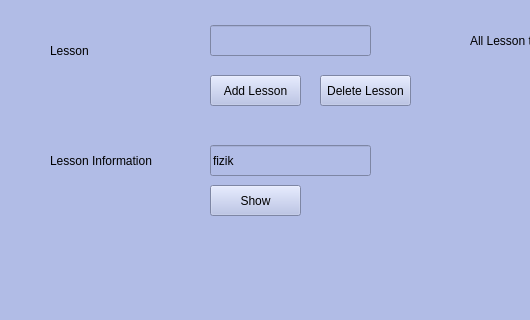
fbucak/school-management-system, file ui/teacherInfo.ui: the form before one commit; both pictures show x 0 to 530 and y 165 to 485 of the 800 by 600 pixel window.
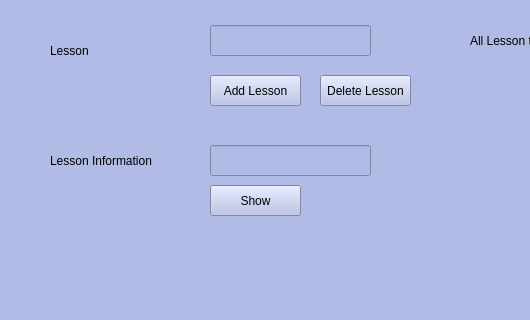
The form after the commit.

The edit to the form file:
```diff
--- a/ui/teacherInfo.ui
+++ b/ui/teacherInfo.ui
@@ -262,7 +262,7 @@
        </rect>
       </property>
       <property name="text">
-       <string>fizik</string>
+       <string/>
       </property>
      </widget>
      <widget class="QPushButton" name="showButton">
```
